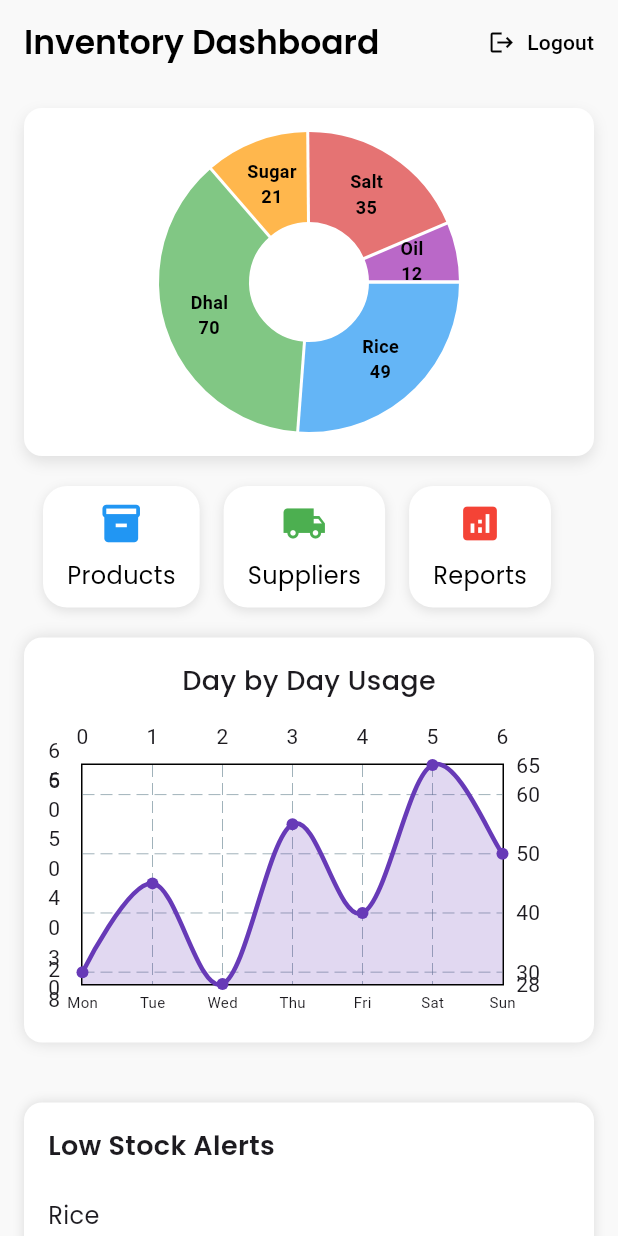
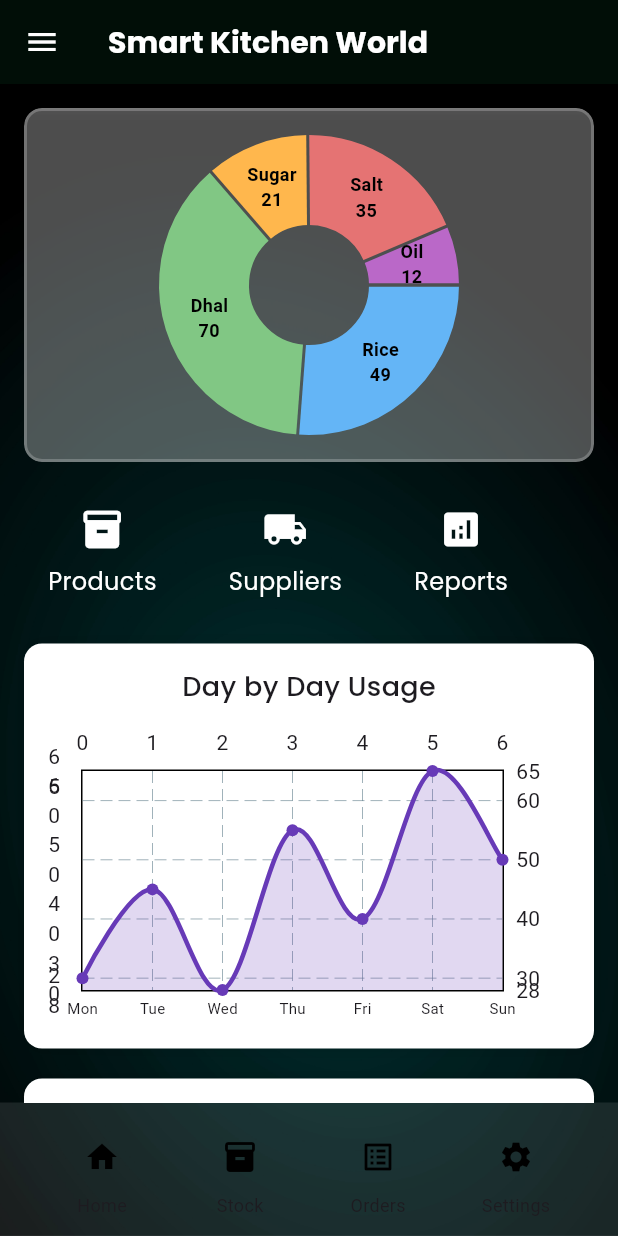
Before and after one commit to Sanka43/Remote-Food-Stock-Management-System, a Flutter app: the DashboardScreen screen opened directly, on a phone screen of 412 x 824 dp. Run offline on Flutter 3.47's test engine with Material 3 defaults, Android fonts, the phone set to English and light mode, and no system bars; drawn by our look-alikes of fl_chart; our stand-ins replace google_fonts, shared_preferences, step_progress_indicator; accounts and stored records are empty.

Commit message:
backgraund image_dashboard

```diff
--- a/lib/screens/dashboard_screen.dart
+++ b/lib/screens/dashboard_screen.dart
@@ -1,8 +1,10 @@
 import 'package:flutter/material.dart';
 import 'package:google_fonts/google_fonts.dart';
+import 'dart:ui';
 import 'product.dart';
 import 'package:step_progress_indicator/step_progress_indicator.dart';
 import 'package:fl_chart/fl_chart.dart';
+import 'login_screen.dart';
 
 class DashboardScreen extends StatelessWidget {
   final List<Map<String, dynamic>> stockItems = [
@@ -30,34 +32,81 @@ class DashboardScreen extends StatelessWidget {
     final stockData = getStockDataForPieChart();
 
     return Scaffold(
-      backgroundColor: const Color(0xFFF9F9F9),
       appBar: AppBar(
-        automaticallyImplyLeading: false,
-        backgroundColor: Colors.transparent,
-        elevation: 0,
         title: Text(
-          "Inventory Dashboard",
+          'Smart Kitchen World',
           style: GoogleFonts.poppins(
-            fontSize: 22,
-            fontWeight: FontWeight.w600,
-            color: Colors.black,
+            fontWeight: FontWeight.bold,
+            fontSize: 20,
+            color: Colors.white,
           ),
         ),
-        actions: [
-          TextButton.icon(
-            onPressed: () {
+        backgroundColor: const Color.fromARGB(255, 1, 14, 7),
+        iconTheme: const IconThemeData(color: Colors.white),
+      ),
+
+      drawer: Drawer(
+        child: Column(
+          children: [
+            UserAccountsDrawerHeader(
+              decoration: const BoxDecoration(
+                color: Color.fromARGB(255, 1, 14, 7),
+              ),
+              currentAccountPicture: const CircleAvatar(
+                backgroundImage: AssetImage('assets/profile.jpg'),
+              ),
+              accountName: Text(
+                "Sanka Eranga",
+                style: GoogleFonts.poppins(fontWeight: FontWeight.w600),
+              ),
+              accountEmail: Text(
+                "isankaerangahtc820@gmail.com",
+                style: GoogleFonts.poppins(),
+              ),
+            ),
+            ListTile(
+              leading: const Icon(Icons.edit),
+              title: Text("Edit Profile", style: GoogleFonts.poppins()),
+              onTap: () {
+                // Navigate to Edit Profile screen (implement as needed)
                 Navigator.pop(context);
+                ScaffoldMessenger.of(context).showSnackBar(
+                  const SnackBar(content: Text("Edit Profile tapped")),
+                );
               },
-            icon: const Icon(Icons.logout, color: Colors.black),
-            label: const Text("Logout", style: TextStyle(color: Colors.black)),
+            ),
+            ListTile(
+              leading: const Icon(Icons.logout),
+              title: Text("Log Out", style: GoogleFonts.poppins()),
+              onTap: () {
+                Navigator.push(
+                  context,
+                  MaterialPageRoute(builder: (context) => LoginScreen()),
+                );
+                ScaffoldMessenger.of(
+                  context,
+                ).showSnackBar(const SnackBar(content: Text("Logged out")));
+              },
             ),
           ],
         ),
+      ),
 
-      body: SafeArea(
+      body: Stack(
+        children: [
+          Positioned.fill(
+            child: Image.asset(
+              'assets/dashboard_backgraund_2.jpg',
+              fit: BoxFit.cover,
+            ),
+          ),
+          Column(
+            children: [
+              Expanded(
                 child: SingleChildScrollView(
                   padding: const EdgeInsets.all(16),
                   child: Column(
+                    crossAxisAlignment: CrossAxisAlignment.start,
                     children: [
                       _buildPiechartCard(context, stockData),
                       const SizedBox(height: 20),
@@ -65,28 +114,62 @@ class DashboardScreen extends StatelessWidget {
                       const SizedBox(height: 20),
                       _buildLineChartCard(),
                       const SizedBox(height: 20),
-              // _buildStockItemList(context),
-              const SizedBox(height: 20),
                       _buildLowStockList(),
-              const SizedBox(height: 20),
-
+                      const SizedBox(height: 100),
                     ],
                   ),
                 ),
               ),
+              Container(
+                color: Colors.white.withOpacity(0.1),
+                padding: const EdgeInsets.symmetric(
+                  horizontal: 0,
+                  vertical: 12,
+                ),
+                child: Row(
+                  mainAxisAlignment: MainAxisAlignment.spaceEvenly,
+                  children: [
+                    _buildBottomButton(Icons.home, "Home", () {}),
+                    _buildBottomButton(Icons.inventory, "Stock", () {}),
+                    _buildBottomButton(Icons.list_alt, "Orders", () {}),
+                    _buildBottomButton(Icons.settings, "Settings", () {}),
+                  ],
+                ),
+              ),
+            ],
+          ),
+        ],
+      ),
     );
   }
 
-  Widget _buildPiechartCard(BuildContext context, Map<String, double> stockData) {
-    return Container(
+  Widget _buildPiechartCard(
+    BuildContext context,
+    Map<String, double> stockData,
+  ) {
+    final colorList = [
+      Colors.blue[300]!,
+      Colors.green[300]!,
+      Colors.orange[300]!,
+      Colors.red[300]!,
+      Colors.purple[300]!,
+    ];
+    final keys = stockData.keys.toList();
+
+    return ClipRRect(
+      borderRadius: BorderRadius.circular(12),
+      child: BackdropFilter(
+        filter: ImageFilter.blur(sigmaX: 10, sigmaY: 10),
+        child: Container(
           width: double.infinity,
           padding: const EdgeInsets.all(16),
           decoration: BoxDecoration(
-        color: Colors.white,
+            color: Colors.white.withOpacity(0.3),
             borderRadius: BorderRadius.circular(12),
-        boxShadow: [
-          BoxShadow(color: Colors.black.withOpacity(0.1), blurRadius: 8, offset: const Offset(0, 4)),
-        ],
+            border: Border.all(
+              color: const Color.fromARGB(55, 255, 255, 255),
+              width: 2,
+            ),
           ),
           child: Column(
             children: [
@@ -94,20 +177,18 @@ class DashboardScreen extends StatelessWidget {
                 height: 200,
                 child: PieChart(
                   PieChartData(
-                sections: stockData.entries.map((entry) {
-                  final colorList = [
-                    Colors.blue[300]!,
-                    Colors.green[300]!,
-                    Colors.orange[300]!,
-                    Colors.red[300]!,
-                    Colors.purple[300]!,
-                  ];
-                  int index = stockData.keys.toList().indexOf(entry.key);
+                    sections:
+                        stockData.entries.map((entry) {
+                          int index = keys.indexOf(entry.key);
                           return PieChartSectionData(
                             value: entry.value,
                             title: '${entry.key}\n${entry.value.toInt()}',
                             color: colorList[index % colorList.length],
-                    titleStyle: const TextStyle(fontSize: 12, fontWeight: FontWeight.bold, color: Colors.black),
+                            titleStyle: const TextStyle(
+                              fontSize: 12,
+                              fontWeight: FontWeight.bold,
+                              color: Colors.black,
+                            ),
                             radius: 60,
                           );
                         }).toList(),
@@ -117,6 +198,8 @@ class DashboardScreen extends StatelessWidget {
                 ),
               ),
             ],
+          ),
+        ),
       ),
     );
   }
@@ -132,7 +215,13 @@ class DashboardScreen extends StatelessWidget {
       ),
       child: Column(
         children: [
-          Text("Day by Day Usage", style: GoogleFonts.poppins(fontSize: 18, fontWeight: FontWeight.w500)),
+          Text(
+            "Day by Day Usage",
+            style: GoogleFonts.poppins(
+              fontSize: 18,
+              fontWeight: FontWeight.w500,
+            ),
+          ),
           const SizedBox(height: 12),
           SizedBox(
             height: 200,
@@ -140,16 +229,29 @@ class DashboardScreen extends StatelessWidget {
               LineChartData(
                 gridData: FlGridData(show: true),
                 titlesData: FlTitlesData(
-                  leftTitles: AxisTitles(sideTitles: SideTitles(showTitles: true)),
+                  leftTitles: AxisTitles(
+                    sideTitles: SideTitles(showTitles: true),
+                  ),
                   bottomTitles: AxisTitles(
                     sideTitles: SideTitles(
                       showTitles: true,
                       interval: 1,
                       getTitlesWidget: (value, _) {
-                        final days = ['Mon', 'Tue', 'Wed', 'Thu', 'Fri', 'Sat', 'Sun'];
+                        final days = [
+                          'Mon',
+                          'Tue',
+                          'Wed',
+                          'Thu',
+                          'Fri',
+                          'Sat',
+                          'Sun',
+                        ];
                         return Padding(
                           padding: const EdgeInsets.only(top: 4.0),
-                          child: Text(days[value.toInt() % 7], style: const TextStyle(fontSize: 10)),
+                          child: Text(
+                            days[value.toInt() % 7],
+                            style: const TextStyle(fontSize: 10),
+                          ),
                         );
                       },
                     ),
@@ -186,18 +288,39 @@ class DashboardScreen extends StatelessWidget {
         scrollDirection: Axis.horizontal,
         child: Row(
           children: [
-            _buildDashboardCard("Products", Icons.inventory, Colors.blue, onPressed: () {
-              Navigator.push(context, MaterialPageRoute(builder: (context) => Product()));
-            }),
-            _buildDashboardCard("Suppliers", Icons.local_shipping, Colors.green),
-            _buildDashboardCard("Reports", Icons.analytics, Colors.red),
+            _buildDashboardCard(
+              "Products",
+              Icons.inventory,
+              const Color.fromARGB(255, 255, 255, 255),
+              onPressed: () {
+                Navigator.push(
+                  context,
+                  MaterialPageRoute(builder: (context) => Product()),
+                );
+              },
+            ),
+            _buildDashboardCard(
+              "Suppliers",
+              Icons.local_shipping,
+              const Color.fromARGB(255, 255, 255, 255),
+            ),
+            _buildDashboardCard(
+              "Reports",
+              Icons.analytics,
+              const Color.fromARGB(255, 255, 255, 255),
+            ),
           ],
         ),
       ),
     );
   }
 
-  Widget _buildDashboardCard(String title, IconData icon, Color color, {VoidCallback? onPressed}) {
+  Widget _buildDashboardCard(
+    String title,
+    IconData icon,
+    Color color, {
+    VoidCallback? onPressed,
+  }) {
     return Container(
       margin: const EdgeInsets.only(right: 16),
       child: InkWell(
@@ -208,7 +331,11 @@ class DashboardScreen extends StatelessWidget {
             color: Colors.white,
             borderRadius: BorderRadius.circular(16),
             boxShadow: [
-              BoxShadow(color: Colors.black.withOpacity(0.1), blurRadius: 6, offset: const Offset(0, 2)),
+              BoxShadow(
+                color: Colors.black.withOpacity(0.1),
+                blurRadius: 6,
+                offset: const Offset(0, 2),
+              ),
             ],
           ),
           child: Padding(
@@ -218,7 +345,10 @@ class DashboardScreen extends StatelessWidget {
               children: [
                 Icon(icon, size: 30, color: color),
                 const SizedBox(height: 8),
-                Text(title, style: GoogleFonts.poppins(color: Colors.black, fontSize: 16)),
+                Text(
+                  title,
+                  style: GoogleFonts.poppins(color: const Color.fromARGB(255, 255, 255, 255), fontSize: 16),
+                ),
               ],
             ),
           ),
@@ -243,7 +373,8 @@ class DashboardScreen extends StatelessWidget {
 
   Widget _buildStockItem(BuildContext context, Map<String, dynamic> item) {
     double percentage = item["stock"] / item["maxStock"];
-    Color progressColor = percentage > 0.5
+    Color progressColor =
+        percentage > 0.5
             ? Colors.green
             : (percentage > 0.2 ? Colors.orange : Colors.red);
 
@@ -258,8 +389,13 @@ class DashboardScreen extends StatelessWidget {
           padding: const EdgeInsets.all(16),
           child: Column(
             children: [
-              Text(item["name"],
-                  style: GoogleFonts.poppins(fontSize: 18, fontWeight: FontWeight.w500)),
+              Text(
+                item["name"],
+                style: GoogleFonts.poppins(
+                  fontSize: 18,
+                  fontWeight: FontWeight.w500,
+                ),
+              ),
               const SizedBox(height: 10),
               CircularStepProgressIndicator(
                 totalSteps: 100,
@@ -275,7 +411,10 @@ class DashboardScreen extends StatelessWidget {
                 child: Center(
                   child: Text(
                     "${(percentage * 100).toInt()}%",
-                    style: const TextStyle(fontSize: 16, fontWeight: FontWeight.w600),
+                    style: const TextStyle(
+                      fontSize: 16,
+                      fontWeight: FontWeight.w600,
+                    ),
                   ),
                 ),
               ),
@@ -288,11 +427,13 @@ class DashboardScreen extends StatelessWidget {
                     onPressed: () => _showOrderDialog(context, item["name"]),
                     style: ElevatedButton.styleFrom(
                       backgroundColor: Colors.red,
-                      shape: RoundedRectangleBorder(borderRadius: BorderRadius.circular(12)),
+                      shape: RoundedRectangleBorder(
+                        borderRadius: BorderRadius.circular(12),
+                      ),
                     ),
                     child: const Text("Order Now"),
                   ),
-                )
+                ),
             ],
           ),
         ),
@@ -301,7 +442,8 @@ class DashboardScreen extends StatelessWidget {
   }
 
   Widget _buildLowStockList() {
-  final lowStockItems = stockItems
+    final lowStockItems =
+        stockItems
             .where((item) => item["stock"] / item["maxStock"] < 0.25)
             .toList();
 
@@ -334,7 +476,10 @@ class DashboardScreen extends StatelessWidget {
         children: [
           Text(
             "Low Stock Alerts",
-          style: GoogleFonts.poppins(fontSize: 18, fontWeight: FontWeight.w600),
+            style: GoogleFonts.poppins(
+              fontSize: 18,
+              fontWeight: FontWeight.w600,
+            ),
           ),
           const SizedBox(height: 12),
           ...lowStockItems.map((item) {
@@ -346,10 +491,7 @@ class DashboardScreen extends StatelessWidget {
               child: Column(
                 crossAxisAlignment: CrossAxisAlignment.start,
                 children: [
-                Text(
-                  item["name"],
-                  style: GoogleFonts.poppins(fontSize: 16),
-                ),
+                  Text(item["name"], style: GoogleFonts.poppins(fontSize: 16)),
                   const SizedBox(height: 4),
                   ClipRRect(
                     borderRadius: BorderRadius.circular(6),
@@ -406,4 +548,14 @@ class DashboardScreen extends StatelessWidget {
       },
     );
   }
+
+  Widget _buildBottomButton(IconData icon, String label, VoidCallback onTap) {
+    return Column(
+      mainAxisSize: MainAxisSize.min,
+      children: [
+        IconButton(icon: Icon(icon, color: Colors.black), onPressed: onTap),
+        Text(label, style: const TextStyle(fontSize: 12)),
+      ],
+    );
   }
+}
--- a/pubspec.yaml
+++ b/pubspec.yaml
@@ -36,5 +36,6 @@ dev_dependencies:
 flutter:
   assets:
     - assets/background.jpg
-
+    - assets/dashboard_backgraund_1.jpg
+    - assets/dashboard_backgraund_2.jpg
   uses-material-design: true
```
Also changed, not shown: assets/dashboard_backgraund_1.jpg (added), assets/dashboard_backgraund_2.jpg (added). Lines whose indentation alone changed are shown as unchanged.
